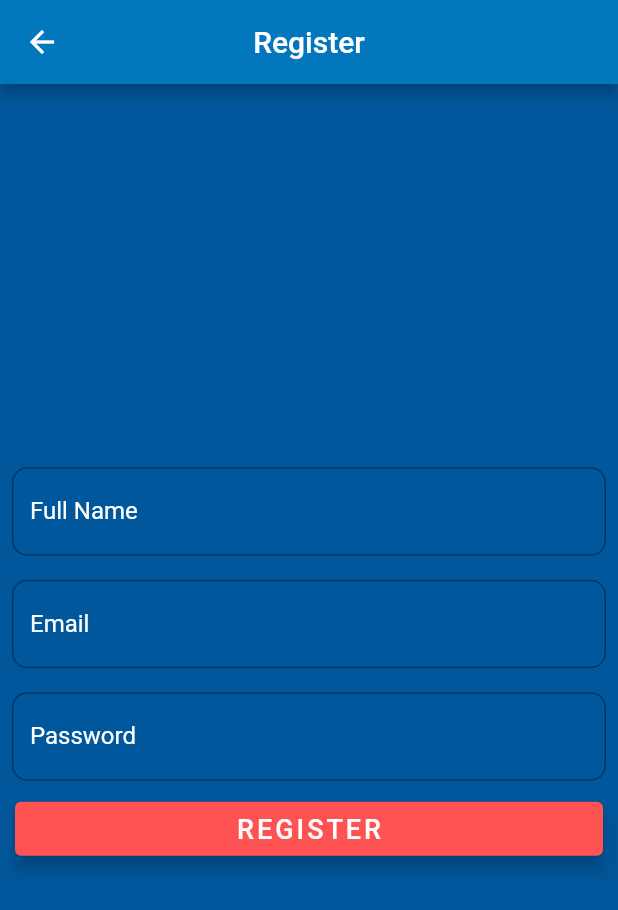
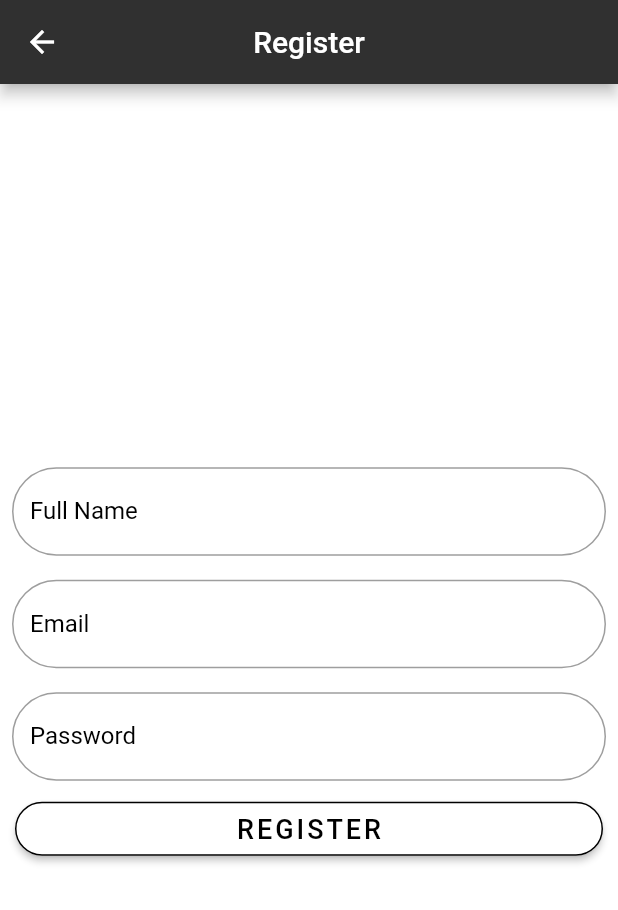
Before and after one commit to Li-Yeon/firebase_demo, a Flutter app: the Register screen opened directly, on a phone screen of 412 x 824 dp. Shown: the top 910 px of the screen. Run offline on Flutter 3.47's test engine with Material 2 defaults, Android fonts, the phone set to English and light mode, and no system bars; our stand-ins replace firebase_auth, firebase_core; accounts and stored records are empty.

Commit message:
Improved register UI

```diff
--- a/lib/register.dart
+++ b/lib/register.dart
@@ -21,10 +21,10 @@ class _RegisterState extends State<Register> {
   @override
   Widget build(BuildContext context) {
     return Scaffold(
-      backgroundColor: Colors.lightBlue[900],
+      backgroundColor: Colors.white,
       appBar: AppBar(
         title: Text('Register'),
-        backgroundColor: Colors.lightBlue[800],
+        backgroundColor: Colors.grey[850],
         centerTitle: true,
       ),
       body: Form(
@@ -36,14 +36,14 @@ class _RegisterState extends State<Register> {
             padding: const EdgeInsets.all(8.0),
             child: TextFormField(
               controller: _fullnameController,
-                style: TextStyle(color: Colors.white),
+                style: TextStyle(color: Colors.black),
                 decoration: InputDecoration(
                     labelText: "Full Name",
                     labelStyle: TextStyle(
-                      color: Colors.white,
+                      color: Colors.black,
                     ),
                     border: OutlineInputBorder(
-                        borderRadius: BorderRadius.circular(10))
+                        borderRadius: BorderRadius.circular(40))
                         ),
                         onChanged: (String namee) {
                           setState(() {
@@ -63,14 +63,14 @@ class _RegisterState extends State<Register> {
             padding: const EdgeInsets.all(8.0),
             child: TextFormField(
               controller: _emailController,
-                style: TextStyle(color: Colors.white),
+                style: TextStyle(color: Colors.black),
                 decoration: InputDecoration(
                     labelText: "Email",
                     labelStyle: TextStyle(
-                      color: Colors.white,
+                      color: Colors.black,
                     ),
                     border: OutlineInputBorder(
-                        borderRadius: BorderRadius.circular(10))
+                        borderRadius: BorderRadius.circular(40))
                         ),
                         onChanged: (String namee) {
                           setState(() {
@@ -90,14 +90,14 @@ class _RegisterState extends State<Register> {
             padding: const EdgeInsets.all(8.0),
             child: TextFormField(
               controller: _passController,
-              style: TextStyle(color: Colors.white),
+              style: TextStyle(color: Colors.black),
               decoration: InputDecoration(
                 labelText: "Password",
                 labelStyle: TextStyle(
-                  color: Colors.white,
+                  color: Colors.black,
                 ),
                 border:
-                    OutlineInputBorder(borderRadius: BorderRadius.circular(10)),
+                    OutlineInputBorder(borderRadius: BorderRadius.circular(40)),
               ),
               obscureText: true,
               onChanged: (String passwordd) {
@@ -123,7 +123,7 @@ class _RegisterState extends State<Register> {
                 child: ElevatedButton(
                   child: Text(
                     "REGISTER",
-                    style: TextStyle(color: Colors.white, fontSize: 18, letterSpacing: 2),
+                    style: TextStyle(color: Colors.black, fontSize: 18, letterSpacing: 2),
                     ),
                   onPressed: () {
                     if(_formKey.currentState!.validate())
@@ -135,12 +135,18 @@ class _RegisterState extends State<Register> {
                       print("Invalid");
                     }
                   },
-                  style: ElevatedButton.styleFrom(
-                    primary: Colors.redAccent,
-                    elevation: 5
-                  )
-                )
-              ),
+                  style: ButtonStyle(
+                    backgroundColor: MaterialStateProperty.all(Colors.white),
+                    shape: MaterialStateProperty.all<RoundedRectangleBorder>(
+                        RoundedRectangleBorder(
+                          borderRadius: BorderRadius.circular(50),
+                          side: BorderSide(color: Colors.black),
+                        ),
+
+                    ),
+                  ),
+                  ),
+                ),
             ],
           )
         ],
```
